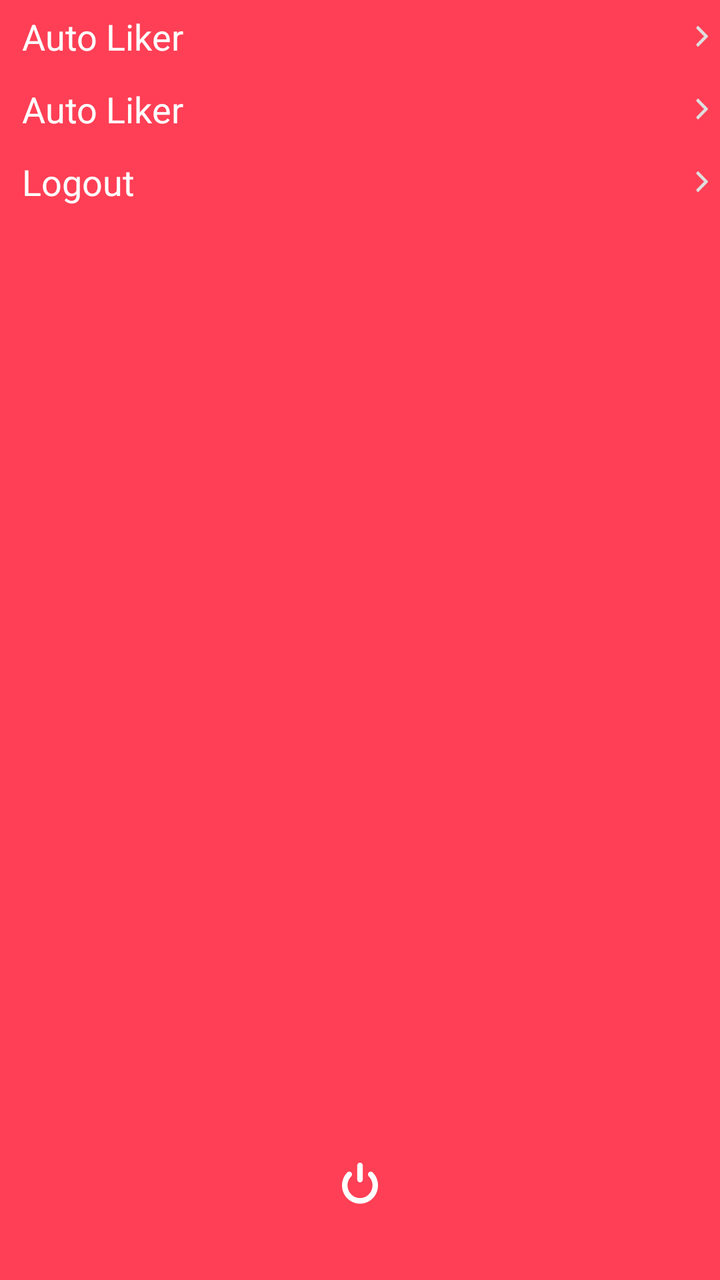
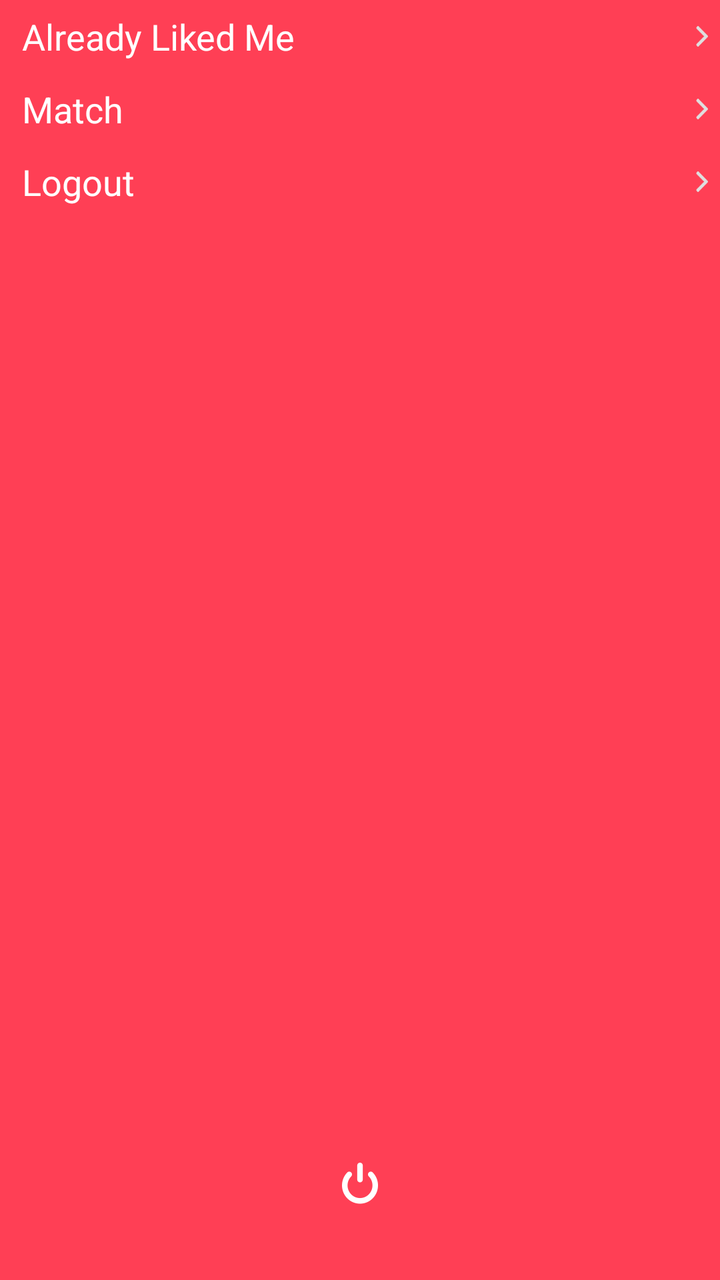

Compare the two renders of this Android layout. The source of the first and the diff that turns it into the second are given below.
<!-- AndroidManifest.xml: application theme AppTheme -->
<!-- res/layout/nav_footer_dash_board.xml -->
<?xml version="1.0" encoding="utf-8"?>
<RelativeLayout xmlns:android="http://schemas.android.com/apk/res/android"
    android:layout_width="match_parent"
    android:layout_height="match_parent"
    android:background="@color/colorAccent"
    android:orientation="vertical"
    android:theme="@style/ThemeOverlay.AppCompat.Dark">

    <RelativeLayout
        android:id="@+id/location_container_ll"
        android:layout_width="match_parent"
        android:layout_height="match_parent"
        android:layout_weight="1"
        android:orientation="vertical">
        <LinearLayout
            android:id="@+id/autoLikerLL"
            android:layout_width="match_parent"
            android:orientation="horizontal"
            android:layout_marginLeft="5dp"
            android:layout_marginRight="5dp"
            android:padding="1dp"
            android:layout_height="wrap_content">
            <TextView
                android:layout_width="match_parent"
                android:layout_height="wrap_content"
                android:textColor="@color/white"
                android:layout_weight="0.8"
                android:padding="5dp"
                android:textAppearance="?android:textAppearanceMedium"
                android:text="@string/auto_liker"/>
            <ImageView
                android:layout_width="wrap_content"
                android:layout_height="match_parent"
                android:layout_weight="0.2"
                android:layout_gravity="center"
                android:src="@mipmap/next_arrow"/>
        </LinearLayout>

        <LinearLayout
            android:id="@+id/already_liked_me"
            android:layout_width="match_parent"
            android:layout_below="@+id/autoLikerLL"
            android:orientation="horizontal"
            android:layout_marginLeft="5dp"
            android:layout_marginRight="5dp"
            android:padding="1dp"
            android:layout_height="wrap_content">
            <TextView
                android:layout_width="match_parent"
                android:layout_height="wrap_content"
                android:textColor="@color/white"
                android:layout_weight="0.8"
                android:padding="5dp"
                android:textAppearance="?android:textAppearanceMedium"
                android:text="@string/auto_liker"/>
            <ImageView
                android:layout_width="wrap_content"
                android:layout_height="match_parent"
                android:layout_weight="0.2"
                android:layout_gravity="center"
                android:src="@mipmap/next_arrow"/>
        </LinearLayout>
        <LinearLayout
            android:id="@+id/logoutLL"
            android:layout_width="match_parent"
            android:layout_below="@+id/already_liked_me"
            android:orientation="horizontal"
            android:layout_marginLeft="5dp"
            android:layout_marginRight="5dp"
            android:padding="1dp"
            android:layout_height="wrap_content">
            <TextView
                android:layout_width="match_parent"
                android:layout_height="wrap_content"
                android:textColor="@color/white"
                android:layout_weight="0.8"
                android:padding="5dp"
                android:textAppearance="?android:textAppearanceMedium"
                android:text="@string/logout"/>
            <ImageView
                android:layout_width="wrap_content"
                android:layout_height="match_parent"
                android:layout_weight="0.2"
                android:layout_gravity="center"
                android:src="@mipmap/next_arrow"/>
        </LinearLayout>
    </RelativeLayout>
    <ImageView
        android:id="@+id/logoutIv"
        android:layout_width="wrap_content"
        android:layout_height="wrap_content"
        android:src="@mipmap/logout"
        android:layout_gravity="center_horizontal"
        android:layout_alignParentBottom="true"
        android:layout_centerHorizontal="true"
        android:layout_marginBottom="38dp" />

</RelativeLayout>
<!-- resources referenced by this layout -->
<resources>
  <color name="colorAccent">#ff3f55</color>
  <color name="white">#ffffff</color>
  <!-- mipmap logout: png bitmap (mipmap-hdpi, 33325 bytes) -->
  <!-- mipmap next_arrow: png bitmap (mipmap-hdpi, 20383 bytes) -->
  <string name="auto_liker">Auto Liker</string>
  <string name="logout">Logout</string>
  <style name="AppTheme" parent="Theme.AppCompat.Light.DarkActionBar">
          
          <item name="colorPrimary">@color/colorPrimary</item>
          <item name="colorPrimaryDark">@color/colorPrimaryDark</item>
          <item name="colorAccent">@color/colorAccent</item>
      </style>
  <color name="colorPrimary">#ff3f55</color>
  <color name="colorPrimaryDark">#ff3f55</color>
</resources>

<!-- the commit's change to res/layout/nav_footer_dash_board.xml (unified diff, before → after) -->
@@ -12,8 +12,10 @@
         android:layout_height="match_parent"
         android:layout_weight="1"
         android:orientation="vertical">
+
+
         <LinearLayout
-            android:id="@+id/autoLikerLL"
+            android:id="@+id/already_liked_me"
             android:layout_width="match_parent"
             android:orientation="horizontal"
             android:layout_marginLeft="5dp"
@@ -27,7 +29,7 @@
                 android:layout_weight="0.8"
                 android:padding="5dp"
                 android:textAppearance="?android:textAppearanceMedium"
-                android:text="@string/auto_liker"/>
+                android:text="@string/alreaady_liked_me"/>
             <ImageView
                 android:layout_width="wrap_content"
                 android:layout_height="match_parent"
@@ -35,15 +37,14 @@
                 android:layout_gravity="center"
                 android:src="@mipmap/next_arrow"/>
         </LinearLayout>
-
         <LinearLayout
-            android:id="@+id/already_liked_me"
+            android:id="@+id/match"
             android:layout_width="match_parent"
-            android:layout_below="@+id/autoLikerLL"
             android:orientation="horizontal"
             android:layout_marginLeft="5dp"
             android:layout_marginRight="5dp"
             android:padding="1dp"
+            android:layout_below="@+id/already_liked_me"
             android:layout_height="wrap_content">
             <TextView
                 android:layout_width="match_parent"
@@ -52,7 +53,7 @@
                 android:layout_weight="0.8"
                 android:padding="5dp"
                 android:textAppearance="?android:textAppearanceMedium"
-                android:text="@string/auto_liker"/>
+                android:text="@string/match"/>
             <ImageView
                 android:layout_width="wrap_content"
                 android:layout_height="match_parent"
@@ -63,7 +64,7 @@
         <LinearLayout
             android:id="@+id/logoutLL"
             android:layout_width="match_parent"
-            android:layout_below="@+id/already_liked_me"
+            android:layout_below="@+id/match"
             android:orientation="horizontal"
             android:layout_marginLeft="5dp"
             android:layout_marginRight="5dp"
<!-- resource entries referenced after the edit -->
@@ -4,8 +4,9 @@
   <color name="white">#ffffff</color>
   <!-- mipmap logout: png bitmap (mipmap-hdpi, 33325 bytes) -->
   <!-- mipmap next_arrow: png bitmap (mipmap-hdpi, 20383 bytes) -->
-  <string name="auto_liker">Auto Liker</string>
+  <string name="alreaady_liked_me">Already Liked Me</string>
   <string name="logout">Logout</string>
+  <string name="match">Match</string>
   <style name="AppTheme" parent="Theme.AppCompat.Light.DarkActionBar">
           
           <item name="colorPrimary">@color/colorPrimary</item>
